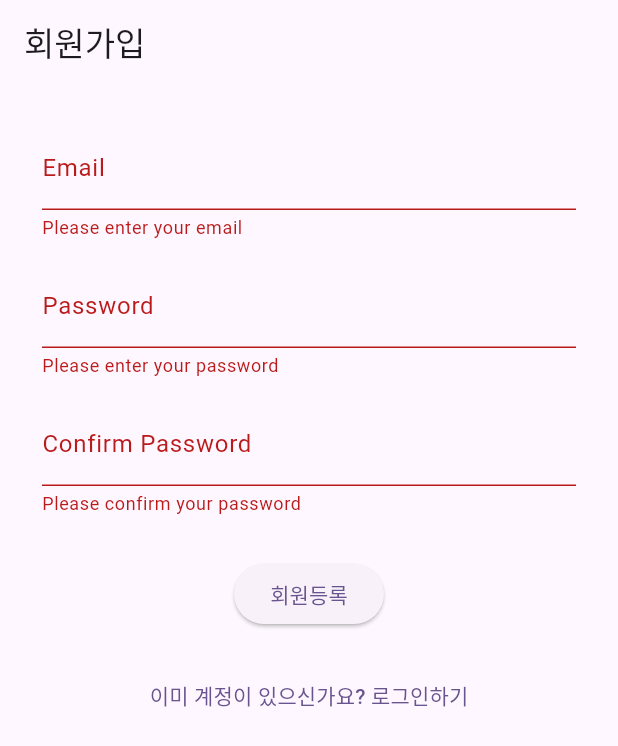
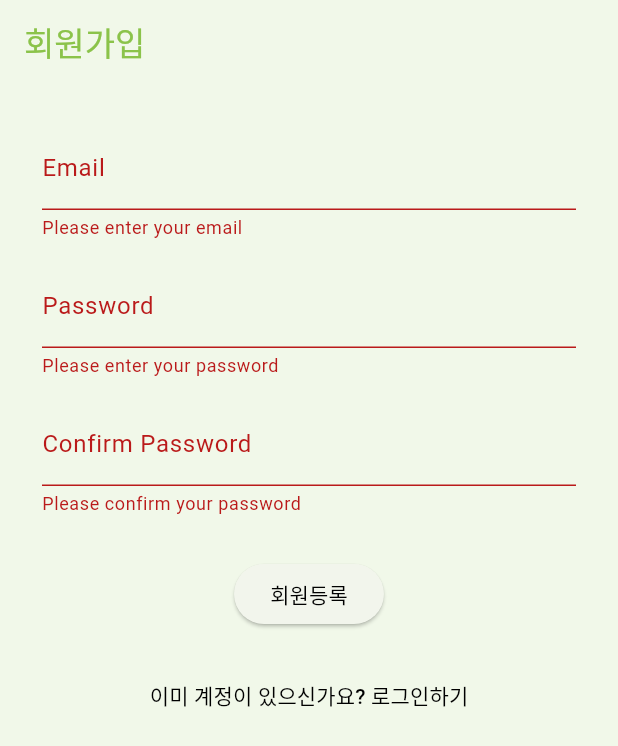
Before and after one commit to yuju-k/chat_tunify, a Flutter app: the screen it shows after launch, after a tap on "회원등록", on a phone screen of 412 x 824 dp. Shown: the top 746 px of the screen. Run offline on Flutter 3.47's test engine with Material 3 defaults, Android fonts, the phone set to English and light mode, and no system bars; our stand-ins replace cloud_firestore, firebase_auth, firebase_core, firebase_database, firebase_storage, firebase_vertexai and 5 more; accounts and stored records are empty.

```diff
--- a/lib/auth/create.dart
+++ b/lib/auth/create.dart
@@ -10,25 +10,54 @@ class CreatePage extends StatefulWidget {
 }
 
 class _CreatePageState extends State<CreatePage> {
+  // Controllers & State
   final _formKey = GlobalKey<FormState>();
   final _emailController = TextEditingController();
   final _passwordController = TextEditingController();
   final _confirmPasswordController = TextEditingController();
   var _isRegistering = false;
 
-  static const _emailEmptyError = 'Please enter your email';
-  static const _emailInvalidError = 'Please enter a valid email';
-  static const _passwordEmptyError = 'Please enter your password';
-  static const _passwordLengthError = 'Password must be at least 6 characters';
-  static const _confirmPasswordEmptyError = 'Please confirm your password';
-  static const _passwordMismatchError = 'Passwords do not match';
+  // Validation Messages
+  static const _validationMessages = {
+    'emailEmpty': 'Please enter your email',
+    'emailInvalid': 'Please enter a valid email',
+    'passwordEmpty': 'Please enter your password',
+    'passwordLength': 'Password must be at least 6 characters',
+    'confirmEmpty': 'Please confirm your password',
+    'passwordMismatch': 'Passwords do not match'
+  };
 
+  // Form Validation Methods
+  String? _validateEmail(String? value) {
+    if (value!.isEmpty) return _validationMessages['emailEmpty'];
+    if (!RegExp(r'\S+@\S+\.\S+').hasMatch(value)) {
+      return _validationMessages['emailInvalid'];
+    }
+    return null;
+  }
+
+  String? _validatePassword(String? value) {
+    if (value!.isEmpty) return _validationMessages['passwordEmpty'];
+    if (value.length < 6) return _validationMessages['passwordLength'];
+    return null;
+  }
+
+  String? _validateConfirmPassword(String? value) {
+    if (value!.isEmpty) return _validationMessages['confirmEmpty'];
+    if (_passwordController.text != value) {
+      return _validationMessages['passwordMismatch'];
+    }
+    return null;
+  }
+
+  // Register Logic
   void _register() {
     if (!_formKey.currentState!.validate()) return;
 
     if (_passwordController.text != _confirmPasswordController.text) {
       ScaffoldMessenger.of(context).showSnackBar(
-        const SnackBar(content: Text(_passwordMismatchError)),
+        SnackBar(content:
+        Text(_validationMessages['passwordMismatch']!)),
       );
       return;
     }
@@ -43,26 +72,8 @@ class _CreatePageState extends State<CreatePage> {
     );
   }
 
-  String? _validateEmail(String? value) {
-    if (value!.isEmpty) return _emailEmptyError;
-    if (!RegExp(r'\S+@\S+\.\S+').hasMatch(value)) return _emailInvalidError;
-    return null;
-  }
-
-  String? _validatePassword(String? value) {
-    if (value!.isEmpty) return _passwordEmptyError;
-    if (value.length < 6) return _passwordLengthError;
-    return null;
-  }
-
-  String? _validateConfirmPassword(String? value) {
-    if (value!.isEmpty) return _confirmPasswordEmptyError;
-    if (_passwordController.text != value) return _passwordMismatchError;
-    return null;
-  }
-
-  Widget _buildEmailField() {
-    return Padding(
+  // UI Components
+  Widget _buildEmailField() => Padding(
     padding: const EdgeInsets.all(8.0),
     child: TextFormField(
       controller: _emailController,
@@ -70,10 +81,8 @@ class _CreatePageState extends State<CreatePage> {
       validator: _validateEmail,
     ),
   );
-  }
 
-  Widget _buildPasswordField() {
-    return Padding(
+  Widget _buildPasswordField() => Padding(
     padding: const EdgeInsets.all(8.0),
     child: TextFormField(
       controller: _passwordController,
@@ -82,10 +91,8 @@ class _CreatePageState extends State<CreatePage> {
       validator: _validatePassword,
     ),
   );
-  }
 
-  Widget _buildConfirmPasswordField() {
-    return Padding(
+  Widget _buildConfirmPasswordField() => Padding(
     padding: const EdgeInsets.all(8.0),
     child: TextFormField(
       controller: _confirmPasswordController,
@@ -94,37 +101,29 @@ class _CreatePageState extends State<CreatePage> {
       validator: _validateConfirmPassword,
     ),
   );
-  }
 
-  Widget _buildRegisterButton() {
-    return ElevatedButton(
+  Widget _buildRegisterButton() => ElevatedButton(
     onPressed: _isRegistering ? null : _register,
     child: const Text('회원등록'),
   );
-  }
 
-  Widget _buildLoginButton() {
-    return TextButton(
+  Widget _buildLoginButton() => TextButton(
     onPressed: () => Navigator.pushNamed(context, '/login'),
     child: const Text('이미 계정이 있으신가요? 로그인하기'),
   );
-  }
 
-  Widget _buildLoadingIndicator() {
-    return BlocBuilder<AuthenticationBloc, AuthenticationState>(
-      builder: (context, state) {
-        if (state is AuthenticationLoading) {
-          return const CircularProgressIndicator();
-        }
-        return Container();
-      },
+  Widget _buildLoadingIndicator() => BlocBuilder<AuthenticationBloc, AuthenticationState>(
+    builder: (context, state) => state is AuthenticationLoading
+        ? const CircularProgressIndicator()
+        : Container(),
   );
-  }
 
   @override
   Widget build(BuildContext context) {
     return Scaffold(
-      appBar: AppBar(title: const Text('회원가입')),
+      appBar: AppBar(
+          title: const Text('회원가입', style: TextStyle(color: Colors.lightGreen)),
+      ),
       body: BlocListener<AuthenticationBloc, AuthenticationState>(
         listener: (context, state) {
           if (state is AuthenticationFailure) {
--- a/lib/main.dart
+++ b/lib/main.dart
@@ -6,6 +6,7 @@ import 'package:flutter_bloc/flutter_bloc.dart';
 import 'package:firebase_core/firebase_core.dart';
 import 'package:firebase_database/firebase_database.dart' as db;
 import 'firebase_options.dart';
+import 'package:google_fonts/google_fonts.dart';
 
 import 'package:chat_tunify/home.dart';
 
@@ -121,10 +122,24 @@ class MyApp extends StatelessWidget {
             ),
           ],
           child: MaterialApp(
-            title: 'ChatTunify',
+            title: 'MoodWave',
             theme: ThemeData(
-              colorScheme: ColorScheme.fromSeed(seedColor: Colors.deepPurple),
               useMaterial3: true,
+
+              // Define the default font family.
+              textTheme: GoogleFonts.nanumGothicTextTheme(
+                Theme.of(context).textTheme,
+              ),
+
+              // Define the default brightness and colors.
+              colorScheme: ColorScheme.fromSeed(
+                seedColor: Color(0xFFA9ECA2),
+                dynamicSchemeVariant: DynamicSchemeVariant.fidelity,
+                brightness: Brightness.light,
+              ).copyWith(
+                surface: Colors.lightGreen[50], // 배경색
+                primary: Colors.black, // 기본 글자색
+              ),
             ),
             home: homeScreen, // 조건에 따라 결정된 홈 스크린
             routes: {
--- a/pubspec.yaml
+++ b/pubspec.yaml
@@ -28,6 +28,7 @@ dependencies:
   flutter_dotenv: ^5.1.0
   cloud_firestore: ^5.6.2
   firebase_vertexai: ^1.1.1
+  google_fonts: ^6.2.1
 
 dev_dependencies:
   flutter_test:
```
Also changed, not shown: 4 other files. Lines whose indentation alone changed are shown as unchanged.
